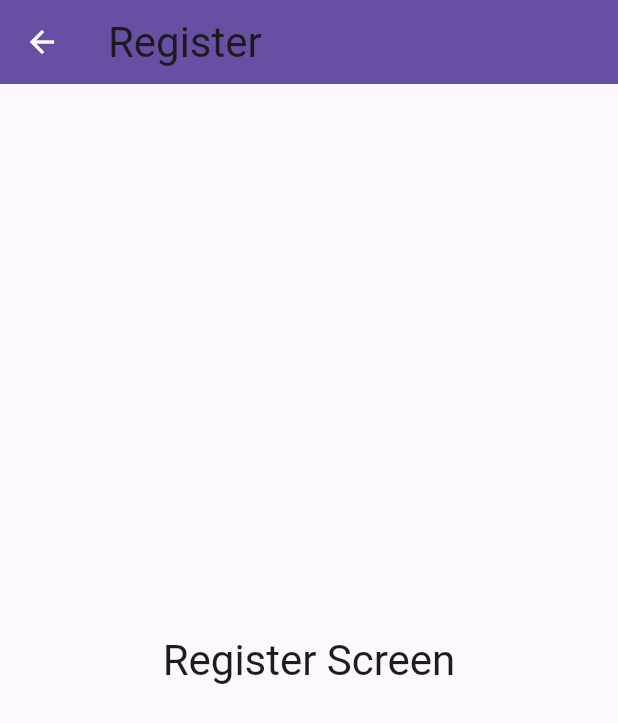
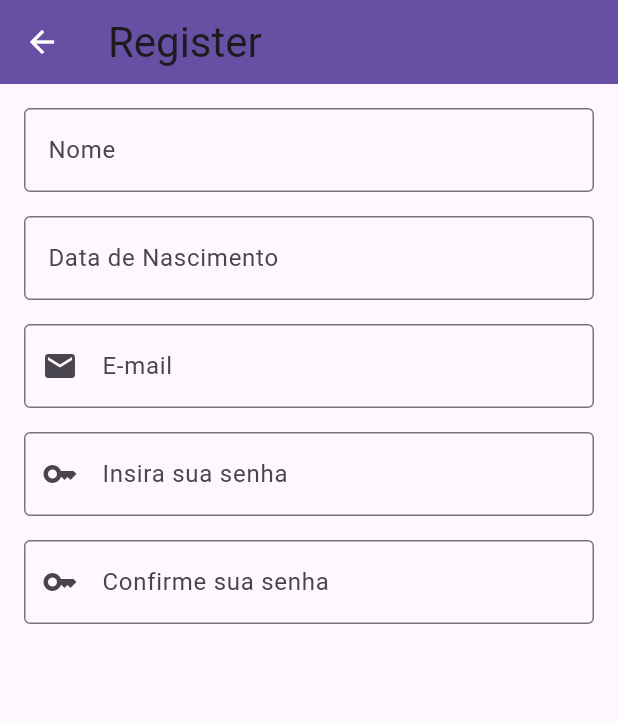
Before and after one commit to luangust4vo/real_time_chat_app, a Flutter app: the Register screen opened by its route, on a phone screen of 412 x 824 dp. Shown: the top 723 px of the screen. Run offline on Flutter 3.47's test engine with Material 3 defaults, Android fonts, the phone set to English and light mode, and no system bars; network calls fail.

Commit message:
feat: cria formulário em comum entre login e register com componentes de input

```diff
--- a/lib/features/auth/screens/login.dart
+++ b/lib/features/auth/screens/login.dart
@@ -1,5 +1,6 @@
 import 'package:flutter/material.dart';
 import 'package:real_time_chat_app/core/widgets/custom_scaffold.dart';
+import 'package:real_time_chat_app/features/auth/widgets/custom_form.dart';
 
 class Login extends StatefulWidget {
   const Login({super.key});
@@ -12,12 +13,6 @@ class _LoginState extends State<Login> {
   @override
   Widget build(BuildContext context) {
     return CustomScaffold(
-      title: 'Login',
-      body: Center(
-        child: Text('Login Screen',
-            style: Theme.of(context).textTheme.headlineMedium),
-      ),
-    );
-    ;
+        title: 'Login', body: CustomForm(formType: FormType.login));
   }
 }
--- a/lib/features/auth/screens/register.dart
+++ b/lib/features/auth/screens/register.dart
@@ -1,5 +1,6 @@
 import 'package:flutter/material.dart';
 import 'package:real_time_chat_app/core/widgets/custom_scaffold.dart';
+import 'package:real_time_chat_app/features/auth/widgets/custom_form.dart';
 
 class Register extends StatefulWidget {
   const Register({super.key});
@@ -12,12 +13,7 @@ class _RegisterState extends State<Register> {
   @override
   Widget build(BuildContext context) {
     return CustomScaffold(
-      title: 'Register',
-      body: Center(
-        child: Text('Register Screen',
-            style: Theme.of(context).textTheme.headlineMedium),
-      ),
-    );
+        title: 'Register', body: CustomForm(formType: FormType.register));
     ;
   }
 }
--- /dev/null
+++ b/lib/features/auth/widgets/components/input_email.dart
@@ -0,0 +1,44 @@
+import 'package:flutter/material.dart';
+
+class InputEmail extends StatelessWidget {
+  final TextEditingController controller;
+  final String label;
+  final String hint;
+  final String? Function(String?)? validator;
+  final bool isRequired;
+
+  const InputEmail(
+      {super.key,
+      required this.controller,
+      this.label = 'E-mail',
+      this.hint = 'nome@provedora.com',
+      this.validator,
+      this.isRequired = true});
+
+  String? _validate(String? value) {
+    if ((value == null || value.isEmpty) && isRequired) {
+      return 'Informe o e-mail';
+    } else {
+      final regex = RegExp(r'^[^@\s]+@[^@\s]+\.[^@\s]+$');
+      if (regex.hasMatch(value!)) return 'Informe um e-mail válido';
+    }
+
+    return null;
+  }
+
+  @override
+  Widget build(BuildContext context) {
+    return TextFormField(
+      controller: controller,
+      keyboardType: TextInputType.emailAddress,
+      decoration: InputDecoration(
+        labelText: label,
+        hintText: hint,
+        prefixIcon: const Icon(Icons.email),
+        border: const OutlineInputBorder(),
+      ),
+      validator: validator ?? _validate,
+      autofillHints: const [AutofillHints.email],
+    );
+  }
+}
--- /dev/null
+++ b/lib/features/auth/widgets/components/input_password.dart
@@ -0,0 +1,28 @@
+import 'package:flutter/material.dart';
+
+class InputPassword extends StatelessWidget {
+  final TextEditingController controller;
+  final String label;
+  final String hint;
+  final String errorMsg;
+
+  const InputPassword(
+      {super.key,
+      required this.controller,
+      required this.label,
+      required this.hint,
+      required this.errorMsg});
+  @override
+  Widget build(BuildContext context) {
+    return TextFormField(
+      controller: controller,
+      obscureText: true,
+      decoration: InputDecoration(
+          labelText: label,
+          border: const OutlineInputBorder(),
+          hintText: hint,
+          prefixIcon: Icon(Icons.key)),
+      validator: (value) => value == null || value.isEmpty ? errorMsg : null,
+    );
+  }
+}
--- /dev/null
+++ b/lib/features/auth/widgets/custom_form.dart
@@ -0,0 +1,89 @@
+import 'package:flutter/material.dart';
+import 'package:real_time_chat_app/features/auth/widgets/components/input_email.dart';
+import 'package:real_time_chat_app/features/auth/widgets/components/input_password.dart';
+
+enum FormType { login, register }
+
+class CustomForm extends StatefulWidget {
+  final FormType formType;
+
+  const CustomForm({super.key, required this.formType});
+
+  @override
+  State<CustomForm> createState() => _CustomFormState();
+}
+
+class _CustomFormState extends State<CustomForm> {
+  final TextEditingController _nameController = TextEditingController();
+  final TextEditingController _emailController = TextEditingController();
+  final TextEditingController _passwordController = TextEditingController();
+  final TextEditingController _confirmPasswordController =
+      TextEditingController();
+  final TextEditingController _dateOfBirthController = TextEditingController();
+
+  final GlobalKey<FormState> _globalKey = GlobalKey<FormState>();
+
+  DateTime? selectedDate;
+
+  @override
+  Widget build(BuildContext context) {
+    return Padding(
+      padding: EdgeInsets.all(16.0),
+      child: Form(
+        key: _globalKey,
+        child: Column(
+          crossAxisAlignment: CrossAxisAlignment.center,
+          children: <Widget>[
+            if (widget.formType == FormType.register) ...[
+              TextFormField(
+                controller: _nameController,
+                decoration: InputDecoration(
+                    labelText: 'Nome', border: OutlineInputBorder()),
+                validator: (value) {
+                  if (value == null || value.isEmpty) {
+                    return 'O campo nome não pode ser vazio';
+                  }
+
+                  return null;
+                },
+              ),
+              const SizedBox(height: 16)
+            ],
+            if (widget.formType == FormType.register) ...[
+              TextFormField(
+                controller: _dateOfBirthController,
+                // onTap: () => _selectDate(context),
+                decoration: InputDecoration(
+                    labelText: 'Data de Nascimento',
+                    border: OutlineInputBorder()),
+                validator: (value) {
+                  if (value == null || value.isEmpty) {
+                    return 'O campo data de nascimento não pode ser vazio';
+                  }
+
+                  return null;
+                },
+              ),
+              const SizedBox(height: 16)
+            ],
+            InputEmail(controller: _emailController),
+            const SizedBox(height: 16),
+            InputPassword(
+                controller: _passwordController,
+                label: 'Insira sua senha',
+                hint: 'joao123',
+                errorMsg: 'O campo senha não pode ser vazio'),
+            if (widget.formType == FormType.register) ...[
+              const SizedBox(height: 16),
+              InputPassword(
+                  controller: _confirmPasswordController,
+                  label: 'Confirme sua senha',
+                  hint: 'joao123',
+                  errorMsg: 'As senhas não coincidem')
+            ]
+          ],
+        ),
+      ),
+    );
+  }
+}
--- a/lib/features/chat/screens/chat_list.dart
+++ b/lib/features/chat/screens/chat_list.dart
@@ -8,12 +8,14 @@ class ChatList extends StatefulWidget {
     User(
         name: 'Luan Gustavo',
         email: 'luan@gmail.com',
+        dateOfBirth: DateTime(2004, 1, 16),
         status: true,
         photoPath:
             'https://s2-valor.glbimg.com/dHPkcTVDv02aI9Dv6WSJ38oPZTE=/0x0:1200x780/888x0/smart/filters:strip_icc()/i.s3.glbimg.com/v1/AUTH_63b422c2caee4269b8b34177e8876b93/internal_photos/bs/2024/9/O/5B4l1nTHipO9SlA2fS2g/dwayne-johnson-2014-cropped-.jpg'),
     User(
         name: 'Luan Gustavo',
         email: 'luan@gmail.com',
+        dateOfBirth: DateTime(2004, 1, 16),
         status: true,
         photoPath:
             'https://s2-valor.glbimg.com/dHPkcTVDv02aI9Dv6WSJ38oPZTE=/0x0:1200x780/888x0/smart/filters:strip_icc()/i.s3.glbimg.com/v1/AUTH_63b422c2caee4269b8b34177e8876b93/internal_photos/bs/2024/9/O/5B4l1nTHipO9SlA2fS2g/dwayne-johnson-2014-cropped-.jpg')
--- a/lib/model/user.dart
+++ b/lib/model/user.dart
@@ -1,12 +1,14 @@
 final class User {
   final String name;
   final String email;
+  final DateTime dateOfBirth;
   final bool status;
   final String photoPath;
 
   User(
       {required this.name,
       required this.email,
+      required this.dateOfBirth,
       required this.status,
       required this.photoPath});
 }
```
Also changed, not shown: 1 other file.
